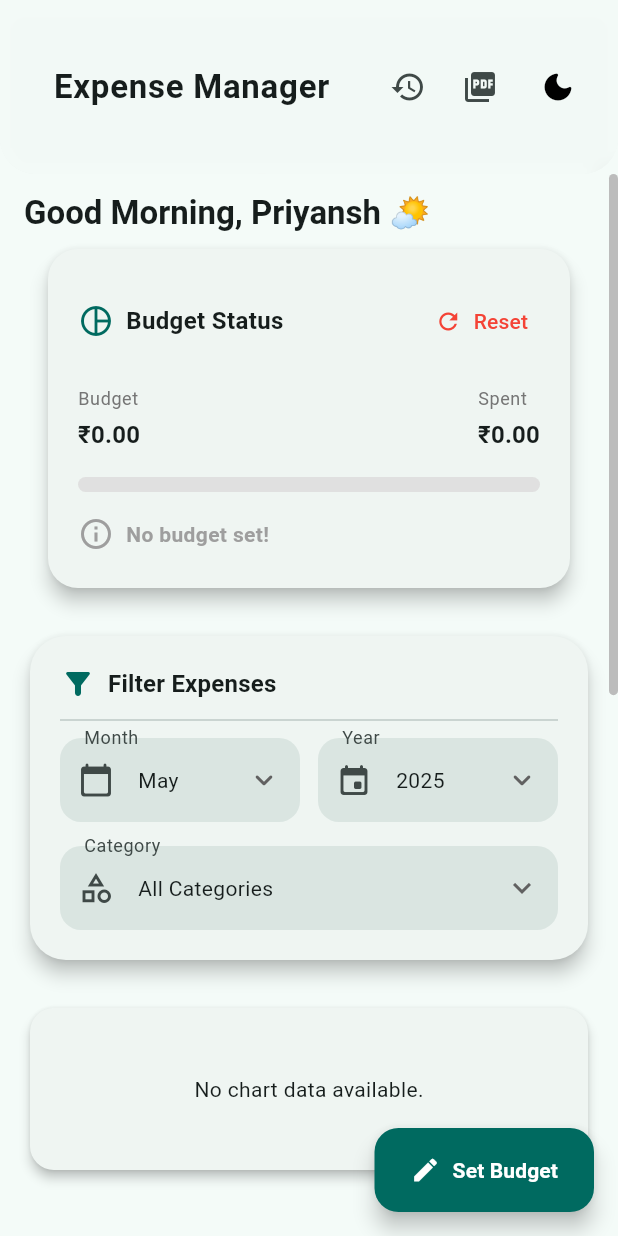
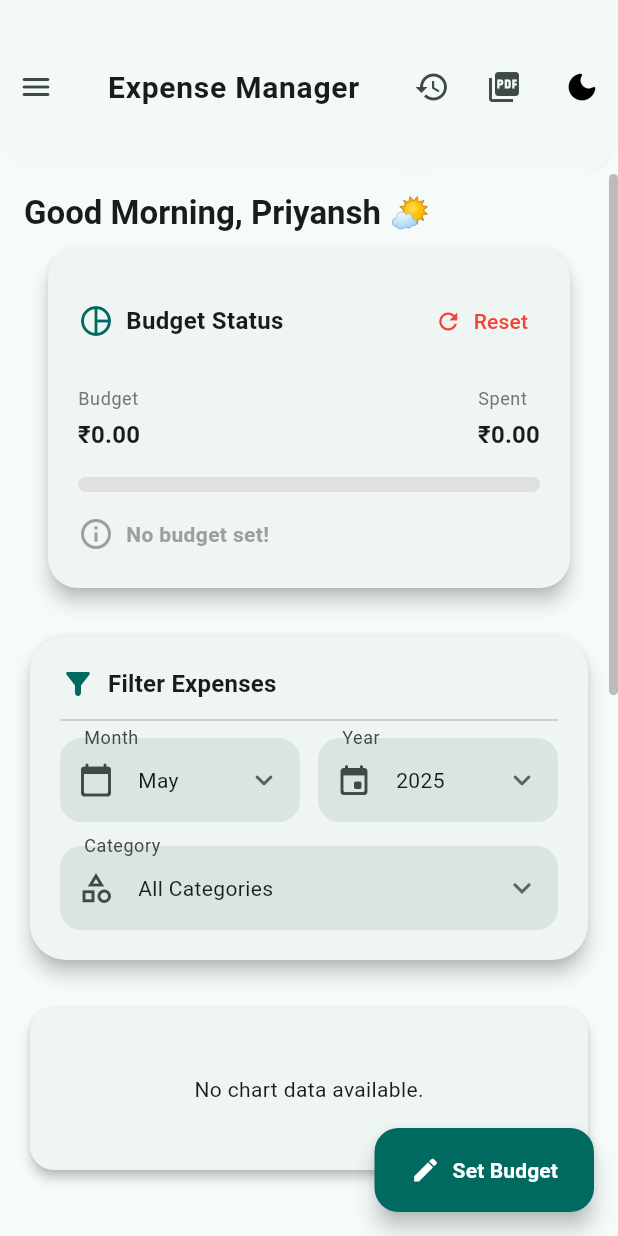
Before and after one commit to Priyanshpaila/ExpenseManagerApp, a Flutter app: the screen it shows after launch, on a phone screen of 412 x 824 dp. Run offline on Flutter 3.47's test engine with Material 3 defaults, Android fonts, the phone set to English and light mode, and no system bars; our stand-ins replace fl_chart, flutter_riverpod, lottie, pdf, printing, shared_preferences.

Commit message:
added drawer button

```diff
--- a/lib/features/screens/profile_screen.dart
+++ b/lib/features/screens/profile_screen.dart
@@ -1,3 +1,5 @@
+// ignore_for_file: unused_local_variable
+
 import 'dart:ui';
 import 'package:flutter/material.dart';
 import 'package:flutter_riverpod/flutter_riverpod.dart';
--- a/lib/widgets/my_appbar.dart
+++ b/lib/widgets/my_appbar.dart
@@ -1,3 +1,5 @@
+// ignore_for_file: deprecated_member_use
+
 import 'dart:ui';
 import 'package:flutter/material.dart';
 import 'package:flutter_riverpod/flutter_riverpod.dart';
@@ -13,6 +15,7 @@ class MyAppbar extends ConsumerWidget implements PreferredSizeWidget {
   Widget build(BuildContext context, WidgetRef ref) {
     final theme = Theme.of(context);
     final isDark = theme.brightness == Brightness.dark;
+    final screenWidth = MediaQuery.of(context).size.width;
 
     return ClipRRect(
       borderRadius: const BorderRadius.vertical(bottom: Radius.circular(24)),
@@ -32,25 +35,35 @@ class MyAppbar extends ConsumerWidget implements PreferredSizeWidget {
           filter: ImageFilter.blur(sigmaX: 8, sigmaY: 8),
           child: SafeArea(
             bottom: false,
-            child: Padding(
-              padding: const EdgeInsets.symmetric(horizontal: 16),
             child: Row(
+              crossAxisAlignment: CrossAxisAlignment.center,
               children: [
+                /// 🍔 Drawer Button
+                IconButton(
+                  icon: const Icon(Icons.menu_rounded),
+                  tooltip: 'Open menu',
+                  onPressed: () => Scaffold.of(context).openDrawer(),
+                ),
+
+                /// 🔠 Title (responsive font size)
                 Expanded(
                   child: Text(
                     title,
                     textAlign: TextAlign.center,
+                    overflow: TextOverflow.ellipsis,
                     style: theme.textTheme.titleLarge?.copyWith(
+                      fontSize: screenWidth < 360 ? 18 : 20,
                       fontWeight: FontWeight.bold,
                       letterSpacing: 0.5,
                     ),
                   ),
                 ),
-                  const SizedBox(width: 8),
+
+                /// 🔘 Action Buttons + Theme Switch
+                Row(
+                  children: [
                     ...?actions,
                     const SizedBox(width: 4),
-
-                  /// 🌗 Theme Toggle
                     IconButton(
                       tooltip: 'Toggle Theme',
                       icon: AnimatedSwitcher(
@@ -78,6 +91,7 @@ class MyAppbar extends ConsumerWidget implements PreferredSizeWidget {
                     ),
                   ],
                 ),
+              ],
             ),
           ),
         ),
```
Lines whose indentation alone changed are shown as unchanged.
